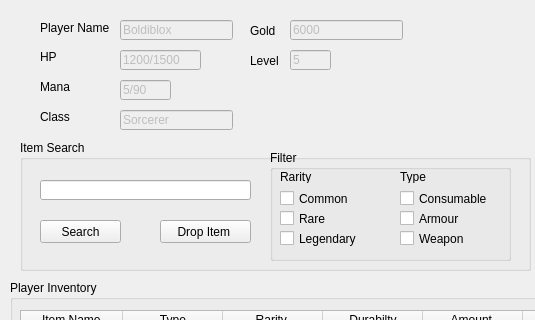
The window that Inventory.ui (senormaarij/DBS_Project_GameManageSys) describes before a commit, drawn with Qt 5; both pictures show x 0 to 535 and y 0 to 320 of the 662 by 537 pixel window.
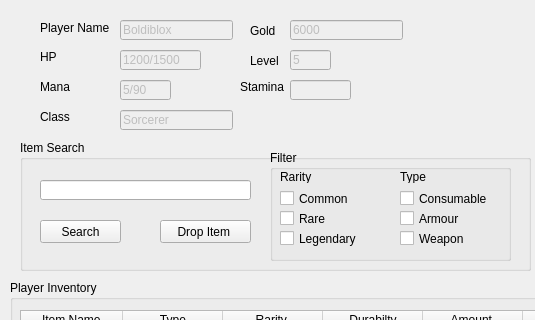
The same window after the commit.

```diff
--- a/Inventory.ui
+++ b/Inventory.ui
@@ -552,6 +552,32 @@
      <string>5</string>
     </property>
    </widget>
+   <widget class="QLineEdit" name="Stamina">
+    <property name="enabled">
+     <bool>false</bool>
+    </property>
+    <property name="geometry">
+     <rect>
+      <x>290</x>
+      <y>80</y>
+      <width>61</width>
+      <height>20</height>
+     </rect>
+    </property>
+   </widget>
+   <widget class="QLabel" name="label_9">
+    <property name="geometry">
+     <rect>
+      <x>240</x>
+      <y>80</y>
+      <width>47</width>
+      <height>13</height>
+     </rect>
+    </property>
+    <property name="text">
+     <string>Stamina</string>
+    </property>
+   </widget>
   </widget>
   <widget class="QMenuBar" name="menubar">
    <property name="geometry">
```
Left out of the diff: 14 changed lines with no effect on the pictures.
